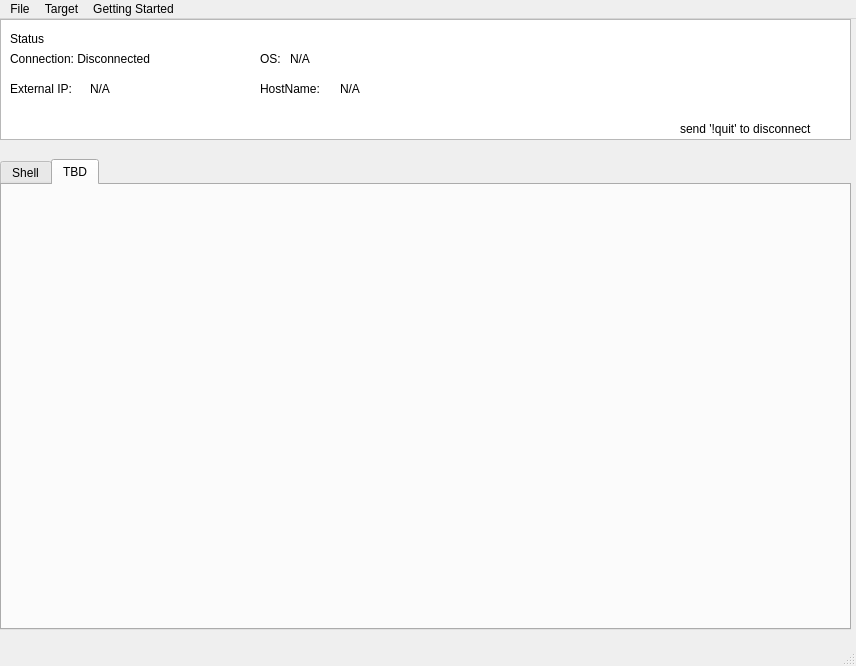
The window that gui.ui (ryanq47/logec-attack) describes before a commit, drawn with Qt 5.
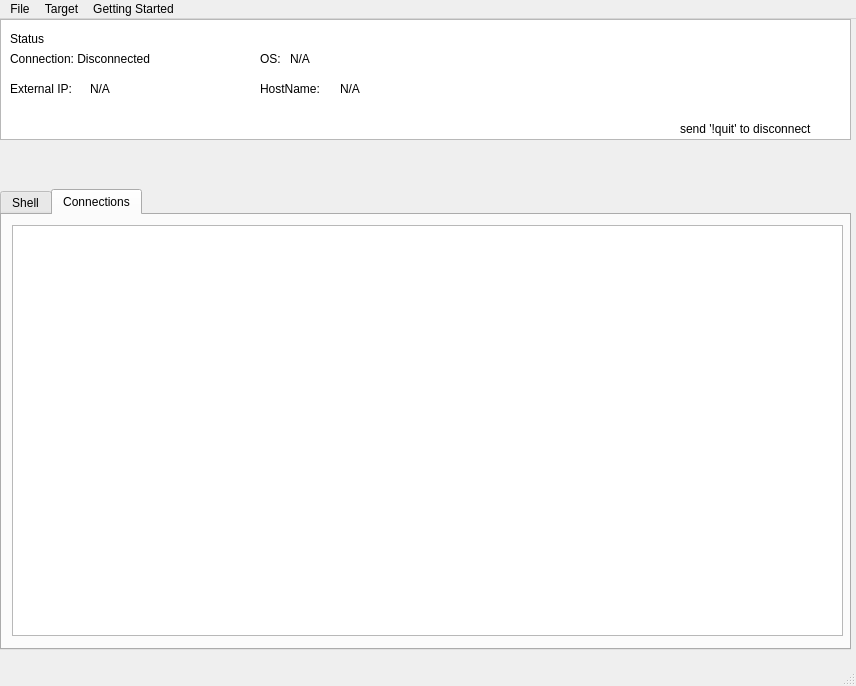
The same window after the commit. The open tabs and pages were chosen to show the change.

The edit to the form file:
```diff
--- a/gui.ui
+++ b/gui.ui
@@ -7,7 +7,7 @@
     <x>0</x>
     <y>0</y>
     <width>856</width>
-    <height>666</height>
+    <height>686</height>
    </rect>
   </property>
   <property name="windowTitle">
@@ -138,9 +138,9 @@
     <property name="geometry">
      <rect>
       <x>0</x>
-      <y>140</y>
+      <y>170</y>
       <width>851</width>
-      <height>471</height>
+      <height>461</height>
      </rect>
     </property>
     <property name="currentIndex">
@@ -198,8 +198,18 @@
     </widget>
     <widget class="QWidget" name="tab_2">
      <attribute name="title">
-      <string>TBD</string>
+      <string>Connections</string>
      </attribute>
+     <widget class="QTextBrowser" name="text_connections_output">
+      <property name="geometry">
+       <rect>
+        <x>10</x>
+        <y>10</y>
+        <width>831</width>
+        <height>411</height>
+       </rect>
+      </property>
+     </widget>
     </widget>
    </widget>
    <widget class="QLabel" name="label">
@@ -215,6 +225,19 @@
      <string>send '!quit' to disconnect</string>
     </property>
    </widget>
+   <widget class="QLabel" name="status_ERROR">
+    <property name="geometry">
+     <rect>
+      <x>170</x>
+      <y>130</y>
+      <width>671</width>
+      <height>61</height>
+     </rect>
+    </property>
+    <property name="text">
+     <string/>
+    </property>
+   </widget>
   </widget>
   <widget class="QMenuBar" name="menubar">
    <property name="geometry">
```
Left out of the diff: 54 changed lines with no effect on the pictures.
